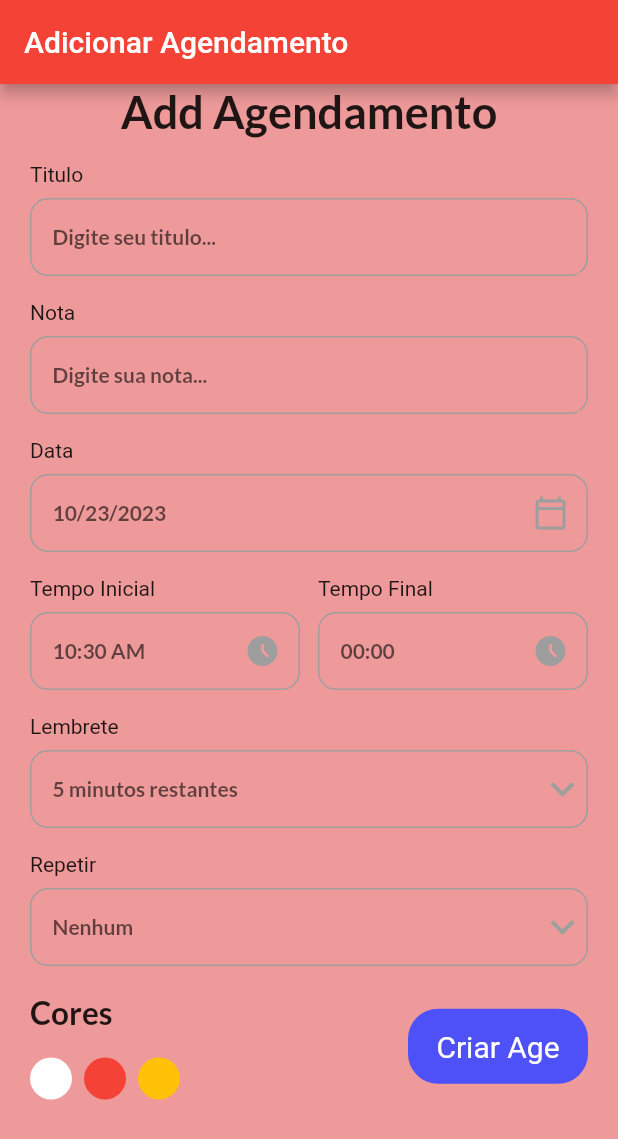
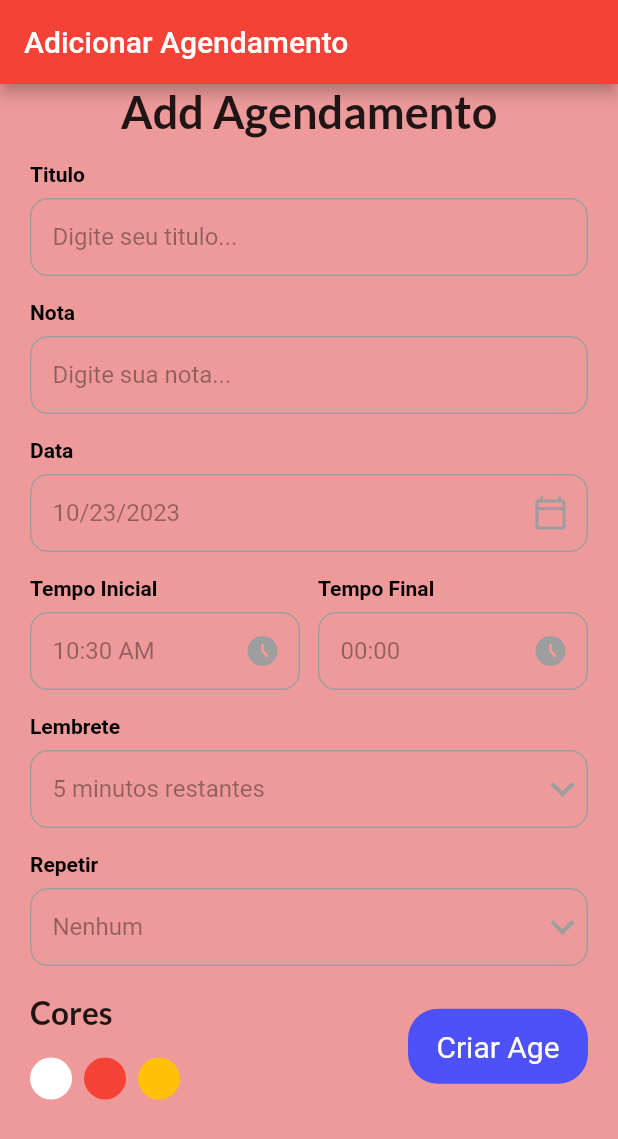
Before and after one commit to kauamoreno/agendamentos, a Flutter app: the addAgendametoPagina screen opened directly, on a phone screen of 412 x 824 dp. Shown: the top 1139 px of the screen. Run offline on Flutter 3.47's test engine with Material 2 defaults, Android fonts, the phone set to English and light mode, and no system bars; our stand-ins replace auto_size_text, cloud_firestore, date_picker_timeline, firebase_auth, firebase_core, get and 1 more; missing offline and left inert: form_validation; accounts and stored records are empty; generated files the repository leaves out were written again.

Commit message:
:construction: style: arrumando a tela login

```diff
--- a/lib/views/components/AgendaWidgets/inputs.dart
+++ b/lib/views/components/inputs.dart
@@ -1,22 +1,25 @@
-import 'package:agendamentos/views/constants/Texto.dart';
 import 'package:flutter/material.dart';
 
-class InputAgendamentos extends StatelessWidget {
+class Input extends StatelessWidget {
   final String titulo;
   final String dica;
   final TextEditingController? controller;
   final Widget? widget;
   final VoidCallback? onTapCallback;
   final bool desativado;
+  final Color corBorda;
+  final Color corTexto;
 
-  const InputAgendamentos({
+  const Input({
     Key? key,
     required this.titulo,
     required this.dica,
     this.controller,
     this.widget,
     this.onTapCallback,
-    required this.desativado,
+    this.desativado = false,
+    this.corBorda = Colors.grey,
+    this.corTexto = Colors.black
   }) : super(key: key);
 
   @override
@@ -28,13 +31,13 @@ class InputAgendamentos extends StatelessWidget {
         child: Column(
           crossAxisAlignment: CrossAxisAlignment.start,
           children: [
-            Text(titulo, style: const TextStyle(fontWeight: FontWeight.bold)),
+            Text(titulo, style: TextStyle(fontWeight: FontWeight.bold, color: corTexto)),
             Container(
               height: 52,
               margin: const EdgeInsets.only(top: 8.0),
               padding: const EdgeInsets.only(left: 14),
               decoration: BoxDecoration(
-                border: Border.all(color: Colors.grey, width: 1.0),
+                border: Border.all(color: corBorda, width: 1.0),
                 borderRadius: BorderRadius.circular(12),
               ),
               child: Row(
@@ -44,12 +47,12 @@ class InputAgendamentos extends StatelessWidget {
                       absorbing: desativado,
                       child: TextFormField(
                         autofocus: false,
-                        cursorColor: Colors.grey,
+                        cursorColor: corBorda,
                         controller: controller,
-                        style: subTituloStyle,
+                        style: TextStyle(color: corTexto),
                         decoration: InputDecoration(
                           hintText: dica,
-                          hintStyle: subTituloStyle,
+                          hintStyle: TextStyle(color: corTexto.withAlpha(100)),
                           border: InputBorder.none,
                         ),
                       ),
--- a/lib/views/components/widgets_calendario/add_agenda_bar.dart
+++ b/lib/views/components/widgets_calendario/add_agenda_bar.dart
@@ -1,7 +1,7 @@
 import 'package:agendamentos/views/components/CustomAppBar.dart';
 import 'package:agendamentos/views/constants/Texto.dart';
 import 'package:agendamentos/views/components/widgets_calendario/botao.dart';
-import 'package:agendamentos/views/components/widgets_calendario/inputs.dart';
+import 'package:agendamentos/views/components/inputs.dart';
 import 'package:flutter/material.dart';
 import 'package:get/get.dart';
 import 'package:intl/intl.dart';
@@ -53,17 +53,17 @@ class _addAgendametoPaginaState extends State<addAgendametoPagina> {
                 style: headingStyle,
               ),
               //CRUD DO AGENDAMENTO
-              InputAgendamentos(
+              Input(
                 titulo: "Titulo",
                 dica: "Digite seu titulo...",
                 controller: _tituloController,
               ),
-              InputAgendamentos(
+              Input(
                 titulo: "Nota",
                 dica: "Digite sua nota...",
                 controller: _notaController,
               ),
-              InputAgendamentos(
+              Input(
                 titulo: "Data",
                 dica: DateFormat.yMd().format(dataSelecionada),
                 widget: IconButton(
@@ -79,7 +79,7 @@ class _addAgendametoPaginaState extends State<addAgendametoPagina> {
               Row(
                 children: [
                   Expanded(
-                      child: InputAgendamentos(
+                      child: Input(
                     titulo: "Tempo Inicial",
                     dica: tempoInicial,
                     widget: IconButton(
@@ -96,7 +96,7 @@ class _addAgendametoPaginaState extends State<addAgendametoPagina> {
                     width: 12,
                   ),
                   Expanded(
-                      child: InputAgendamentos(
+                      child: Input(
                     titulo: "Tempo Final",
                     dica: tempoFinal,
                     widget: IconButton(
@@ -111,7 +111,7 @@ class _addAgendametoPaginaState extends State<addAgendametoPagina> {
                   ))
                 ],
               ),
-              InputAgendamentos(
+              Input(
                   titulo: "Lembrete",
                   dica: "$_lenbreteSelecionado minutos restantes",
                   widget: DropdownButton(
@@ -138,7 +138,7 @@ class _addAgendametoPaginaState extends State<addAgendametoPagina> {
                       );
                     }).toList(),
                   )),
-              InputAgendamentos(
+              Input(
                   titulo: "Repetir",
                   dica: "$_lenbreteSelecionadoRepetir",
                   widget: DropdownButton(
--- a/lib/views/components/widgets_calendario/inputs.dart
+++ /dev/null
@@ -1,77 +0,0 @@
-import 'package:agendamentos/views/constants/Texto.dart';
-import 'package:flutter/cupertino.dart';
-import 'package:flutter/material.dart';
-import 'package:get/get.dart';
-
-class InputAgendamentos extends StatelessWidget {
-  final String titulo;
-  final String dica;
-  final TextEditingController? controller;
-  final Widget? widget;
-
-  const InputAgendamentos({
-    Key? key,
-    required this.titulo,
-    required this.dica,
-    this.controller,
-    this.widget,
-  });
-
-  @override
-  Widget build(BuildContext context) {
-    return Container(
-      margin: EdgeInsets.only(top: 16),
-      child: Column(
-        crossAxisAlignment: CrossAxisAlignment.start,
-        children: [
-          Text(titulo),
-          Container(
-            height: 52,
-            margin: EdgeInsets.only(top: 8.0),
-            padding: EdgeInsets.only(left: 14),
-            decoration: BoxDecoration(
-              border: Border.all(color: Colors.grey, width: 1.0),
-              borderRadius: BorderRadius.circular(12),
-            ),
-            child: Expanded(
-              child: Row(
-                children: [
-                  Expanded(
-                    child: TextFormField(
-                      autofocus: false,
-                      cursorColor:
-                          Get.isDarkMode ? Colors.grey[100] : Colors.grey,
-                      controller: controller,
-                      style: subTituloStyle,
-                      decoration: InputDecoration(
-                        hintText: dica,
-                        hintStyle: subTituloStyle,
-                        focusedBorder: UnderlineInputBorder(
-                          borderSide: BorderSide(
-                            color: context.theme.backgroundColor,
-                            width: 0,
-                          ),
-                        ),
-                        enabledBorder: UnderlineInputBorder(
-                          borderSide: BorderSide(
-                            color: context.theme.backgroundColor,
-                            width: 0,
-                          ),
-                        ),
-                      ),
-                    ),
-                  ),
-                  widget == null
-                      ? Container()
-                      : Container(
-                          child: widget,
-                        ),
-                ],
-              ),
-            ),
-          ),
-        ],
-      ),
-    );
-  }
-}
--- a/pubspec.yaml
+++ b/pubspec.yaml
@@ -71,6 +71,9 @@ flutter:
   #   - images/a_dot_burr.jpeg
   #   - images/a_dot_ham.jpeg
 
+  assets:
+    - images/agslogo.png
+
   # An image asset can refer to one or more resolution-specific "variants", see
   # https://flutter.dev/assets-and-images/#resolution-aware
 
```
Also changed, not shown: lib/views/pages/Agenda/AddAgendamento.dart (+6 -8 lines), lib/views/pages/TelaLogin.dart (+10 -15 lines), assets/agslogo.png (added).
